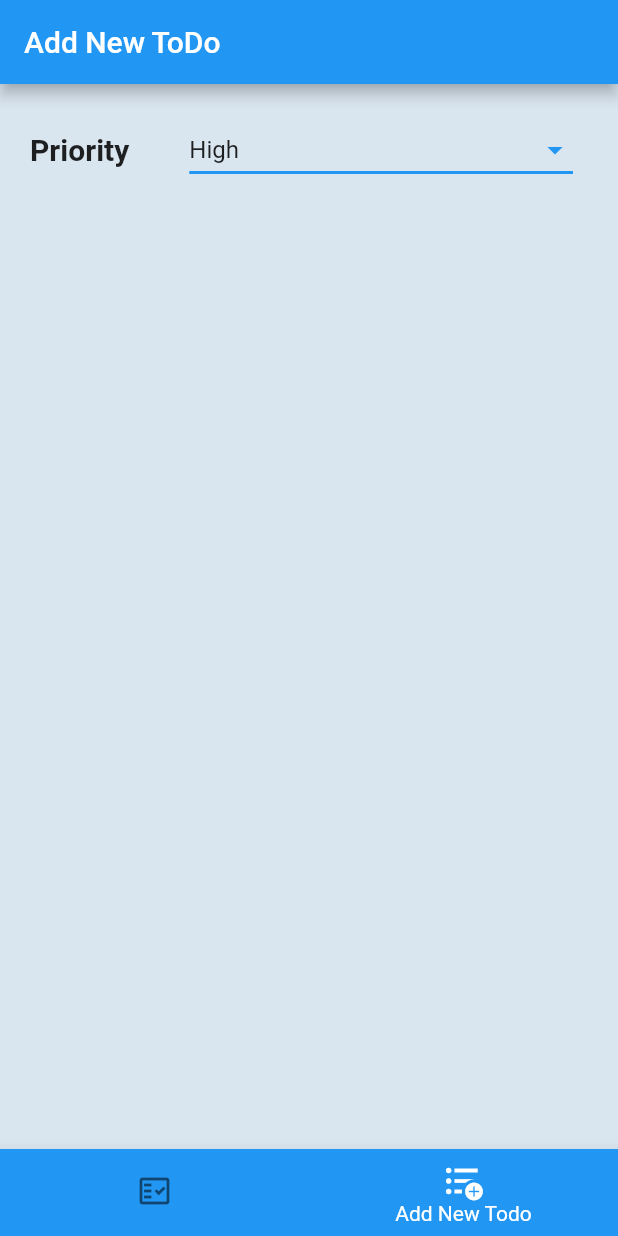
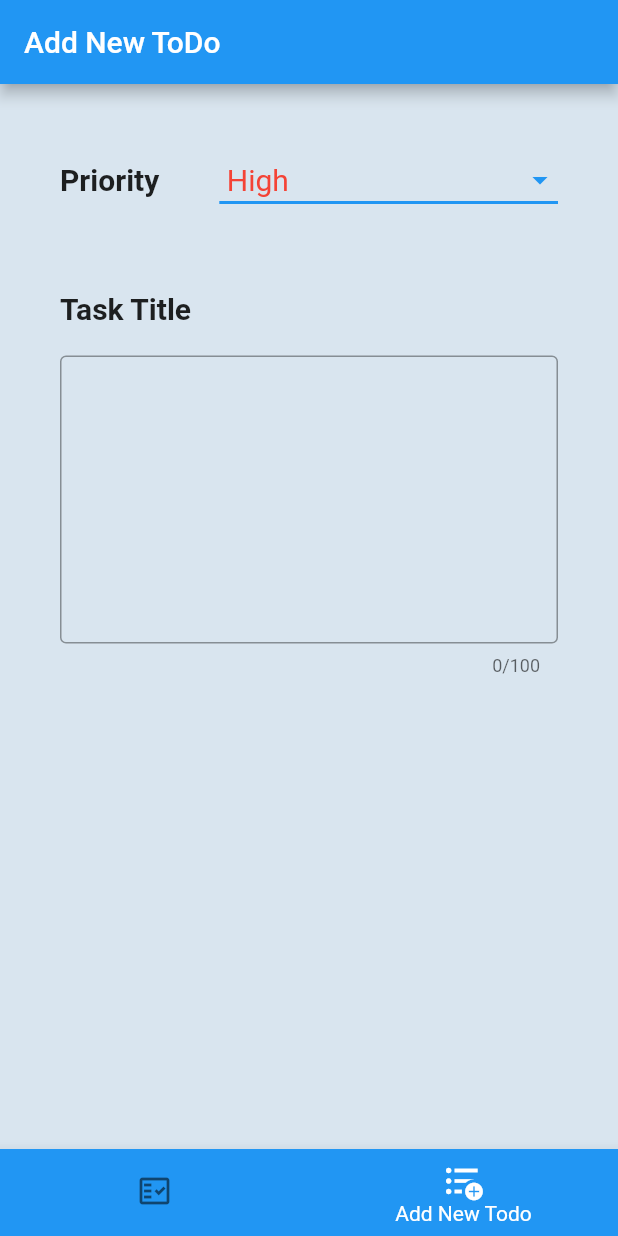
Before and after one commit to gouravpatil70/ToDos_Application, a Flutter app: the screen it shows after launch, item 2 of the bottom bar chosen, on a phone screen of 412 x 824 dp. Run offline on Flutter 3.47's test engine with Material 2 defaults, Android fonts, the phone set to English and light mode, and no system bars; our stand-ins replace curved_navigation_bar, sqflite; accounts and stored records are empty.

Commit message:
Added functionality to the Drop-down items, created a teask title & their field

```diff
--- a/todo_app/lib/Component/Components.dart
+++ b/todo_app/lib/Component/Components.dart
@@ -96,11 +96,11 @@ class Components{
 
 
   // Dropdown Button
-  static dropDownButtonWidget(){
+  static dropDownButtonWidget(String currentPriority,var changedPriority){
     const List<String> dropDownItems = <String>['Low','Medium','High'];
 
     return DropdownButton(
-      value: dropDownItems.last,
+      value: currentPriority,
       icon: const Icon(
         Icons.arrow_drop_down_outlined,
         color: AppColors.appPrimaryColorForWidget,
@@ -111,13 +111,23 @@ class Components{
         color: AppColors.appPrimaryColor,
       ),
       onChanged: (value){
-
+        changedPriority(value);
       },
       items: dropDownItems.map<DropdownMenuItem<String>>((String value){
         return DropdownMenuItem(
           value: value,
-          child: Text(value),
+          child: Padding(
+            padding: const EdgeInsets.only(left: 5.0),
+            child: Text(
+              value,
+              style: const TextStyle(
+                color: Colors.red,
+                fontSize: 20.0,
+              ),
+            ),
+          ),
         );
+
       }).toList() ,
     );
   }
--- a/todo_app/lib/Screens/AddTaskPage.dart
+++ b/todo_app/lib/Screens/AddTaskPage.dart
@@ -15,6 +15,7 @@ class _AddTaskState extends State<AddTask> {
 
   int currentIndex = 1;
   final GlobalKey<FormState> _key = GlobalKey();
+  String currentPriority = 'High';
   @override
   Widget build(BuildContext context) {
     return  Scaffold(
@@ -22,23 +23,51 @@ class _AddTaskState extends State<AddTask> {
       backgroundColor: AppColors.appBackgroundColor,
       body: Form(
         key: _key,
+        child: SingleChildScrollView(
           child: Column(
+            crossAxisAlignment: CrossAxisAlignment.start,
             children: [
+
+              // For the Priority Text & their DropDownManuItem
               Row(
                 children: [
                   Padding(
-                  padding: const EdgeInsets.fromLTRB(20.0, 20.0, 40.0, 10.0),
+                    padding: const EdgeInsets.fromLTRB(40.0, 40.0, 40.0, 10.0),
                     child: Components.textWidget('Priority'),
                   ),
                   Expanded(
                     child: Padding(
-                    padding: const EdgeInsets.fromLTRB(0.0, 20.0, 30.0, 10.0),
-                    child: Components.dropDownButtonWidget(),
+                      padding: const EdgeInsets.fromLTRB(0.0, 40.0, 40.0, 10.0),
+                      child: Components.dropDownButtonWidget(currentPriority,changeToDoPriority),
                     ),
                   )
                 ],
+              ),
+
+
+              // For the Task Title
+              Padding(
+                padding: const EdgeInsets.fromLTRB(40.0, 40.0, 40.0, 10.0),
+                child: Components.textWidget('Task Title'),
+              ),
+              Padding(
+                padding: const EdgeInsets.fromLTRB(40.0, 10.0, 40.0, 10.0),
+                child: TextFormField(
+                    validator: (input){
+                      if(input!.isEmpty){
+                        return 'Please provide title here';
+                      }
+                      return null;
+                    },
+                    maxLines: 8,
+                    maxLength: 100,
+                    decoration: const InputDecoration(
+                      border: OutlineInputBorder(),
+                    ),
+                ),
               )
             ],
+          ),
         ),
       ),
       bottomNavigationBar: Components.customBottomNavigationBar(currentIndex, changeDisplayPage),
@@ -63,5 +92,11 @@ class _AddTaskState extends State<AddTask> {
     Navigator.of(context).pushReplacement(PageChangeAnimation.createRoute('-', 'toLeft', '/'));
   }
 
+  changeToDoPriority(String changedPriority){
+    setState(() {
+      currentPriority = changedPriority;
+    });
+  }
+
   defaultEmptyMethod(){}
 }
```
Lines whose indentation alone changed are shown as unchanged.
